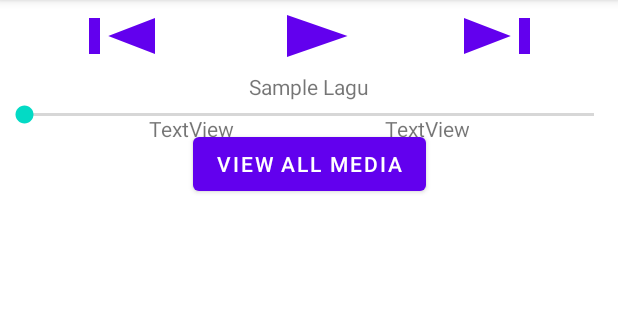
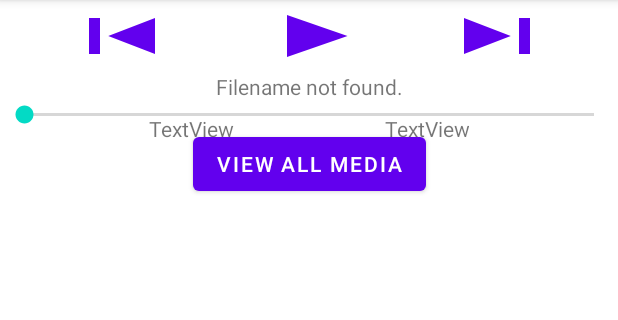
Before and after one commit to dyneamic/AndroidMobile2021-UTS, an Android app: the MusicPlayerActivity screen opened directly, with no data from a screen before it, after a tap on an icon or button, on a phone screen of 412 x 824 dp, the part 84-404 px from its top. Run offline under Robolectric (Android 15) with nearby library versions, the phone set to English and light mode, and no system bars; 5 statements that could not run were skipped.

Commit message:
Update 4

```diff
--- a/app/src/main/java/id/ac/umn/utslab_musicplayer_stephentjoang_28280/MusicPlayerActivity.java
+++ b/app/src/main/java/id/ac/umn/utslab_musicplayer_stephentjoang_28280/MusicPlayerActivity.java
@@ -25,6 +25,7 @@ public class MusicPlayerActivity extends AppCompatActivity implements Serializab
     Button btnPlay;
     int positionLagu;
     List laguList;
+    TextView laguName;
 
     @Override
     protected void onCreate(Bundle savedInstanceState) {
@@ -32,22 +33,19 @@ public class MusicPlayerActivity extends AppCompatActivity implements Serializab
         setContentView(R.layout.activity_music_player);
 
         Intent intent = getIntent();
-        lagu = (ModelLagu) intent.getSerializableExtra("audio");
+        //lagu = (ModelLagu) intent.getSerializableExtra("audio");
         laguList = (List) intent.getSerializableExtra("fullList");
         positionLagu = (int) intent.getSerializableExtra("position");
 
-        TextView laguName = findViewById(R.id.laguName);
+        laguName = findViewById(R.id.laguName);
         Button btnViewAllSongs = findViewById(R.id.btnViewAllSongs);
         Button btnPrev = findViewById(R.id.btnPrev);
         Button btnNext = findViewById(R.id.btnNext);
         btnPlay = findViewById(R.id.btnPlay);
 
-        if (lagu != null) {
-            laguName.setText(lagu.getLaguName());
-        }
-        else {
-            laguName.setText("Sample Lagu");
-        }
+        initNew(positionLagu);
+        startPlay();
+        enableSeekBar();
 
         btnPlay.setOnClickListener(new View.OnClickListener() {
             @Override
@@ -60,14 +58,17 @@ public class MusicPlayerActivity extends AppCompatActivity implements Serializab
             @Override
             public void onClick(View v) {
                 stopPlay();
-                int itemPosition = positionLagu - 1;
-                if (itemPosition < 0) itemPosition = laguList.size() - 1;
-
+                positionLagu--;
+                if (positionLagu < 0) positionLagu = laguList.size() - 1;
+                initNew(positionLagu);
+                startPlay();
+                /*
                 Intent intent = new Intent(MusicPlayerActivity.this, MusicPlayerActivity.class);
                 intent.putExtra("audio", (Serializable) laguList.get(itemPosition));
                 intent.putExtra("fullList", (Serializable) laguList);
                 intent.putExtra("position", (Serializable) itemPosition);
                 startActivity(intent);
+                */
             }
         });
 
@@ -75,14 +76,17 @@ public class MusicPlayerActivity extends AppCompatActivity implements Serializab
             @Override
             public void onClick(View v) {
                 stopPlay();
-                int itemPosition = positionLagu + 1;
-                if (itemPosition > (laguList.size() - 1)) itemPosition = 0;
-
+                positionLagu++;
+                if (positionLagu == laguList.size()) positionLagu = 0;
+                initNew(positionLagu);
+                startPlay();
+                /*
                 Intent intent = new Intent(MusicPlayerActivity.this, MusicPlayerActivity.class);
                 intent.putExtra("audio", (Serializable) laguList.get(itemPosition));
                 intent.putExtra("fullList", (Serializable) laguList);
                 intent.putExtra("position", (Serializable) itemPosition);
                 startActivity(intent);
+                */
             }
         });
 
@@ -96,7 +100,21 @@ public class MusicPlayerActivity extends AppCompatActivity implements Serializab
         });
     }
 
+    public void initNew(int positionLagu) {
+        lagu = (ModelLagu) laguList.get(positionLagu);
+        //nama lagu
+        if (lagu != null) {
+            laguName.setText(lagu.getLaguName());
+        }
+        else {
+            laguName.setText("Filename not found.");
+        }
+        mediaPlayer = MediaPlayer.create(MusicPlayerActivity.this, Uri.parse(lagu.getLaguPath()));
+        enableSeekBar();
+    }
+
     public void startPlay() {
+        /*
         if (mediaPlayer != null && mediaPlayer.isPlaying()) {
             mediaPlayer.pause();
             btnPlay.setBackground(getDrawable(R.drawable.ic_play_button));
@@ -104,9 +122,10 @@ public class MusicPlayerActivity extends AppCompatActivity implements Serializab
         else if (mediaPlayer != null && !(mediaPlayer.isPlaying())) {
             mediaPlayer.start();
             btnPlay.setBackground(getDrawable(R.drawable.ic_pause_button));
+            enableSeekBar();
         }
         else if (lagu != null) {
-            Toast.makeText(getApplicationContext(),"Playing from device; "+ lagu.getLaguPath(),Toast.LENGTH_SHORT).show();
+            //Toast.makeText(getApplicationContext(),"Playing from device; "+ lagu.getLaguPath(),Toast.LENGTH_SHORT).show();
             btnPlay.setBackground(getDrawable(R.drawable.ic_pause_button));
             mediaPlayer = MediaPlayer.create(MusicPlayerActivity.this, Uri.parse(lagu.getLaguPath()));
             mediaPlayer.start();
@@ -127,7 +146,16 @@ public class MusicPlayerActivity extends AppCompatActivity implements Serializab
                 e.printStackTrace();
             }
         }
-
+        */
+        if (mediaPlayer != null && mediaPlayer.isPlaying()) {
+            mediaPlayer.pause();
+            btnPlay.setBackground(getDrawable(R.drawable.ic_play_button));
+        }
+        else if (mediaPlayer != null && !(mediaPlayer.isPlaying())) {
+            mediaPlayer.start();
+            btnPlay.setBackground(getDrawable(R.drawable.ic_pause_button));
+            enableSeekBar();
+        }
         //enableSeekBar();
     }
 
```
